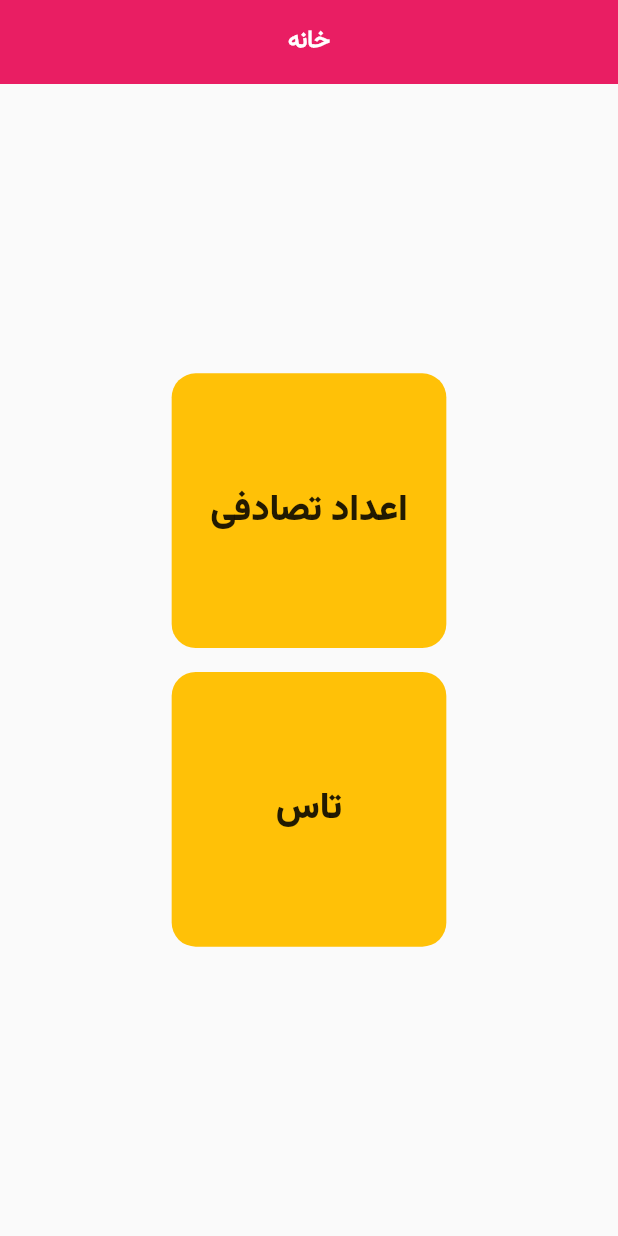
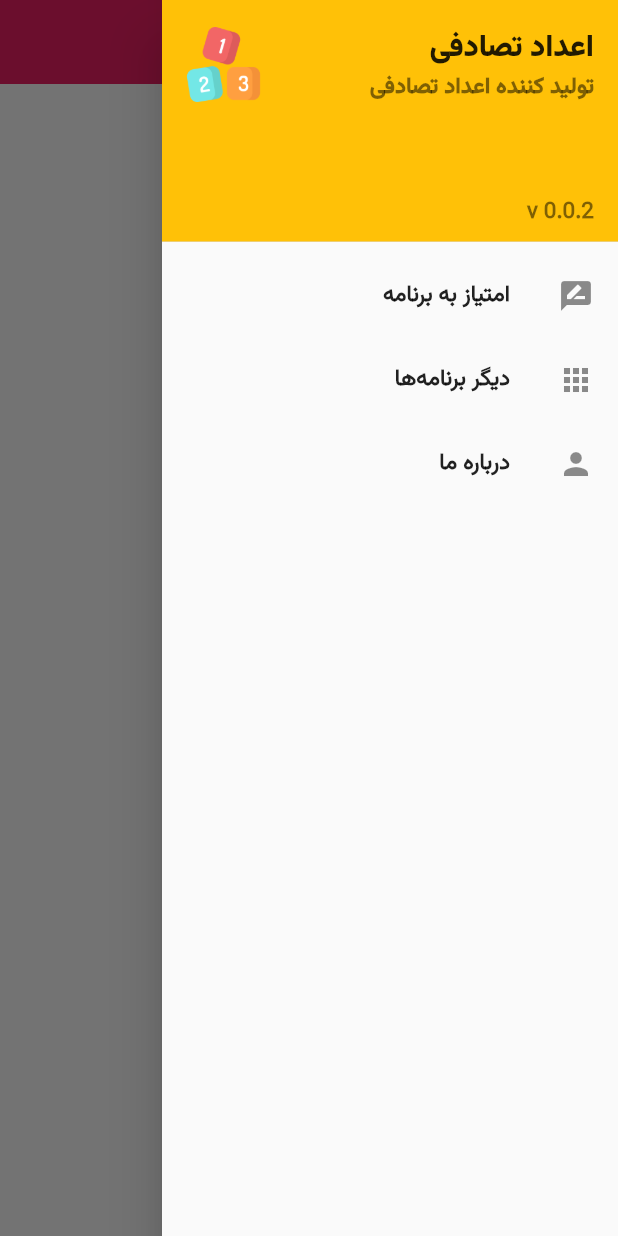
Before and after one commit to misagh1999/Random-Number, a Flutter app: the screen it shows after launch, with the side drawer open (before the commit the screen has no drawer), on a phone screen of 412 x 824 dp. Run offline on Flutter 3.47's test engine with Material 2 defaults, Android fonts, the phone set to English and light mode, and no system bars; our stand-ins replace flutter_svg, get.

```diff
--- a/lib/constants.dart
+++ b/lib/constants.dart
@@ -10,4 +10,6 @@ abstract class Assets {
   static const DICE4 = "assets/images/dice-4.svg";
   static const DICE5 = "assets/images/dice-5.svg";
   static const DICE6 = "assets/images/dice-6.svg";
+
+  static const LOGO = "assets/images/numbers.png";
 }
--- a/lib/screens/home/home_screen.dart
+++ b/lib/screens/home/home_screen.dart
@@ -12,6 +12,86 @@ class HomeScreen extends StatelessWidget {
   Widget build(BuildContext context) {
     return Scaffold(
       appBar: buildAppBar(title: "خانه"),
+      drawer: Drawer(
+        child: ListView(
+          padding: EdgeInsets.zero,
+          children: [
+            DrawerHeader(
+                decoration: BoxDecoration(color: kSecondaryColor),
+                child: Column(
+                  mainAxisAlignment: MainAxisAlignment.start,
+                  crossAxisAlignment: CrossAxisAlignment.start,
+                  children: [
+                    Row(
+                      children: [
+                        Column(
+                          mainAxisAlignment: MainAxisAlignment.start,
+                          crossAxisAlignment: CrossAxisAlignment.start,
+                          children: [
+                            Text(
+                              'اعداد تصادفی',
+                              style:
+                                  TextStyle(fontFamily: "Black", fontSize: 20),
+                            ),
+                            Text(
+                              'تولید کننده اعداد تصادفی',
+                              style: TextStyle(
+                                  fontFamily: "Medium",
+                                  color: Colors.black.withOpacity(0.5)),
+                            ),
+                          ],
+                        ),
+                        Spacer(),
+                        SizedBox(
+                            width: 50,
+                            height: 50,
+                            child: Image.asset(
+                              Assets.LOGO,
+                            )),
+                      ],
+                    ),
+
+                    Spacer(),
+                    Text(
+                      'v 0.0.2',
+                      style: TextStyle(color: Colors.black.withOpacity(0.5)),
+                    )
+                    // Text(Get.)
+                  ],
+                )),
+            ListTile(
+              leading: Icon(Icons.rate_review),
+              title: Text('امتیاز به برنامه'),
+              onTap: () {
+                // todo
+                Get.back();
+              },
+            ),
+            ListTile(
+              leading: Icon(Icons.apps),
+              title: Text('دیگر برنامه‌ها'),
+              onTap: () {
+                // todo
+                Get.back();
+              },
+            ),
+            ListTile(
+              leading: Icon(Icons.person),
+              title: Text('درباره ما'),
+              onTap: () {
+                // todo
+                Get.back();
+                Get.defaultDialog(
+                  title: "درباره ما",
+                  middleText: "برنامه‌نویس: محمدحسین میثاق‌پور" + "\n" + "misagh1999@gmail.com",
+                  textCancel: "بستن",
+                  cancelTextColor: kPrimaryColor
+                );
+              },
+            ),
+          ],
+        ),
+      ),
       body: SafeArea(
         child: Center(
           child: Column(
--- a/pubspec.yaml
+++ b/pubspec.yaml
@@ -28,7 +28,6 @@ dependencies:
   get: 4.1.4
   flutter_svg: ^0.22.0
   flutter_spinkit: ^5.1.0
-
 
 
   # The following adds the Cupertino Icons font to your application.
```
